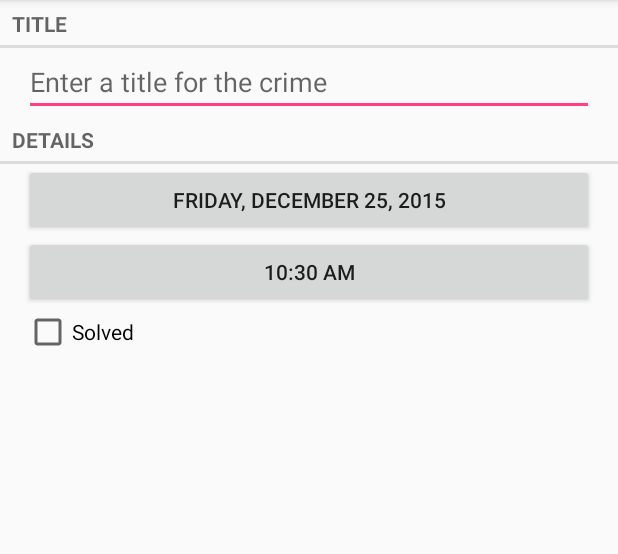
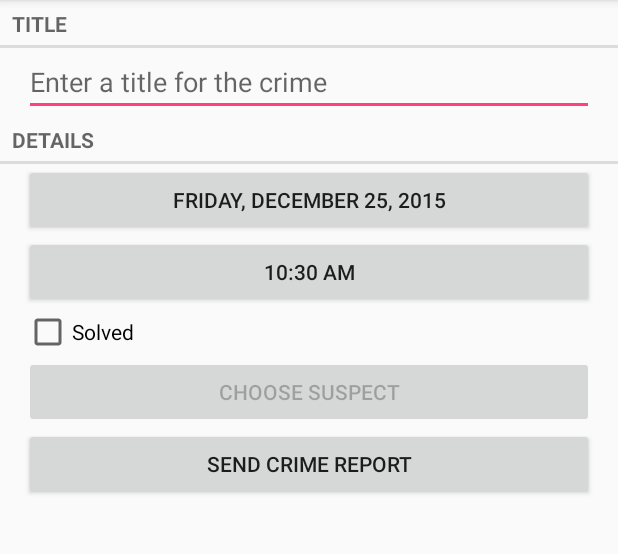
Before and after one commit to zcelaloglu/CriminalIntent, an Android app: the screen it shows after launch (CrimePagerActivity), after a tap on "NEW CRIME", on a phone screen of 412 x 824 dp, the part 84-638 px from its top. Run offline under Robolectric (Android 15) with nearby library versions, the phone set to English and light mode, and no system bars.

Commit message:
Sending Crime Report and Creating Suspect Title from Contact app  by using Implicit Intent

```diff
--- a/app/src/main/java/com/bignerdranch/android/criminalintent/Crime.java
+++ b/app/src/main/java/com/bignerdranch/android/criminalintent/Crime.java
@@ -12,6 +12,19 @@ public class Crime {
     private UUID mId;
     private Date mDate;
     private boolean mSolved;
+    private String mSuspect;
+
+    public void setId(UUID id) {
+        mId = id;
+    }
+
+    public String getSuspect() {
+        return mSuspect;
+    }
+
+    public void setSuspect(String suspect) {
+        mSuspect = suspect;
+    }
 
     public Crime() {
         this(UUID.randomUUID());
--- a/app/src/main/java/com/bignerdranch/android/criminalintent/CrimeLab.java
+++ b/app/src/main/java/com/bignerdranch/android/criminalintent/CrimeLab.java
@@ -91,6 +91,7 @@ public class CrimeLab {
         values.put(CrimeDbSchema.Cols.TITLE, crime.getTitle());
         values.put(CrimeDbSchema.Cols.DATE, crime.getDate().getTime());
         values.put(CrimeDbSchema.Cols.SOLVED, crime.isSolved() ? 1 : 0);
+        values.put(CrimeDbSchema.Cols.SUSPECT, crime.getSuspect());
 
         return values;
     }
--- a/app/src/main/java/com/bignerdranch/android/criminalintent/database/CrimeBaseHelper.java
+++ b/app/src/main/java/com/bignerdranch/android/criminalintent/database/CrimeBaseHelper.java
@@ -25,7 +25,9 @@ public class CrimeBaseHelper extends SQLiteOpenHelper{
                 + CrimeDbSchema.Cols.UUID + ", "
                 + CrimeDbSchema.Cols.TITLE + ", "
                 + CrimeDbSchema.Cols.DATE + ", "
-                + CrimeDbSchema.Cols.SOLVED + ")");
+                + CrimeDbSchema.Cols.SOLVED + ", "
+                + CrimeDbSchema.Cols.SUSPECT + ")"
+                );
     }
 
     @Override
--- a/app/src/main/java/com/bignerdranch/android/criminalintent/database/CrimeCursorWrapper.java
+++ b/app/src/main/java/com/bignerdranch/android/criminalintent/database/CrimeCursorWrapper.java
@@ -22,11 +22,13 @@ public class CrimeCursorWrapper extends CursorWrapper {
         String title = getString(getColumnIndex(CrimeDbSchema.Cols.TITLE));
         long date = getLong(getColumnIndex(CrimeDbSchema.Cols.DATE));
         int isSolved = getInt(getColumnIndex(CrimeDbSchema.Cols.SOLVED));
+        String suspect = getString(getColumnIndex(CrimeDbSchema.Cols.SUSPECT));
 
         Crime crime = new Crime(UUID.fromString(uuidString));
         crime.setTitle(title);
         crime.setDate(new Date(date));
         crime.setSolved(isSolved != 0);
+        crime.setSuspect(suspect);
 
         return crime;
     }
--- a/app/src/main/java/com/bignerdranch/android/criminalintent/database/CrimeDbSchema.java
+++ b/app/src/main/java/com/bignerdranch/android/criminalintent/database/CrimeDbSchema.java
@@ -12,5 +12,6 @@ public class CrimeDbSchema {
         public static final String TITLE = "title";
         public static final String DATE = "date";
         public static final String SOLVED = "solved";
+        public static final String SUSPECT = "suspect";
     }
 }
--- a/app/src/main/res/layout-land/fragment_crime.xml
+++ b/app/src/main/res/layout-land/fragment_crime.xml
@@ -42,4 +42,26 @@
             android:layout_weight="1"/>
     </LinearLayout>
 
-</LinearLayout>
+    <LinearLayout
+        android:orientation="horizontal"
+        android:layout_width="match_parent"
+        android:layout_height="wrap_content"
+        android:layout_marginLeft="16dp"
+        android:layout_marginRight="16dp">
+
+        <Button
+            android:id="@+id/crime_suspect"
+            android:layout_width="wrap_content"
+            android:layout_height="wrap_content"
+            android:layout_weight="1"
+            android:text="@string/choose_suspect"/>
+
+        <Button
+            android:id="@+id/crime_report"
+            android:layout_width="wrap_content"
+            android:layout_height="wrap_content"
+            android:layout_weight="1"
+            android:text="@string/send_crime_report"/>
+    </LinearLayout>
+
+    </LinearLayout>
--- a/app/src/main/res/layout/fragment_crime.xml
+++ b/app/src/main/res/layout/fragment_crime.xml
@@ -43,4 +43,20 @@
         android:layout_marginRight="16dp"
         android:text="@string/crime_solved_label"/>
 
+    <Button
+        android:id="@+id/crime_suspect"
+        android:layout_width="match_parent"
+        android:layout_height="wrap_content"
+        android:layout_marginLeft="16dp"
+        android:layout_marginRight="16dp"
+        android:text="@string/choose_suspect"/>
+
+    <Button
+        android:id="@+id/crime_report"
+        android:layout_width="match_parent"
+        android:layout_height="wrap_content"
+        android:layout_marginLeft="16dp"
+        android:layout_marginRight="16dp"
+        android:text="@string/send_crime_report"/>
+
 </LinearLayout>
--- a/app/src/main/res/values/strings.xml
+++ b/app/src/main/res/values/strings.xml
@@ -11,6 +11,16 @@
     <string name="hide_subtitle">Hide Subtitle</string>
     <string name="subtitle_format">%1$s crimes</string>
     <string name="empty_crime_list_label">There are no crimes</string>
+    <string name="choose_suspect">Choose Suspect</string>
+    <string name="send_crime_report">Send Crime Report</string>
+
+    <string name="crime_report">%1$s! The crime was discovered on %2$s. %3$s, and %4$s</string>
+    <string name="crime_report_solved">The case is solved</string>
+    <string name="crime_report_unsolved">The case is not solved</string>
+    <string name="crime_report_no_suspect">There is no suspect</string>
+    <string name="crime_report_suspect">The suspect is %s.</string>
+    <string name="crime_report_subject">CriminalIntent Crime Report</string>
+    <string name="send_report">Send crime report via</string>
 
     <plurals name="subtitle_plural">
         <item quantity="one">%1$s crime</item>
```
Also changed, not shown: app/src/main/java/com/bignerdranch/android/criminalintent/CrimeFragment.java (+97 -7 lines).
